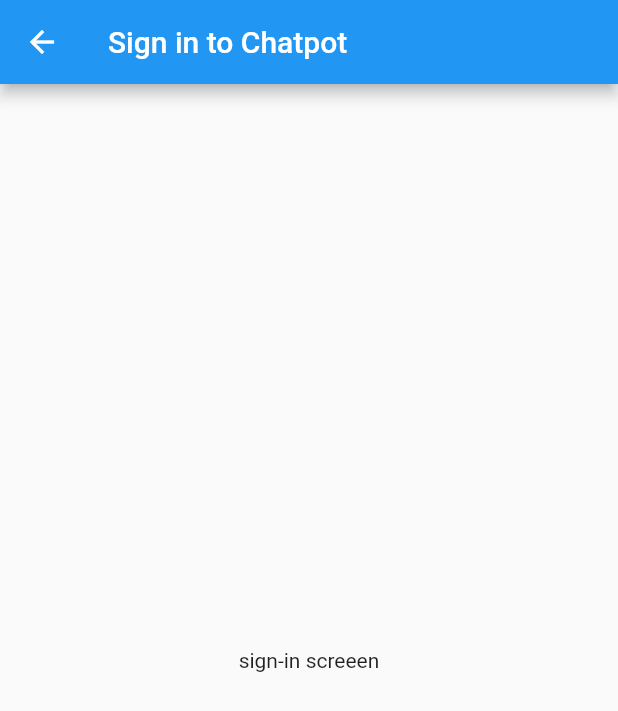
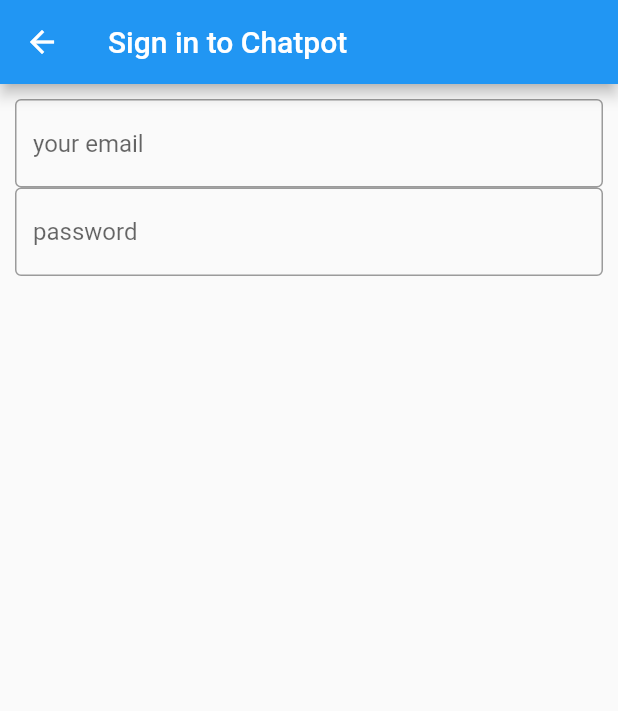
Before and after one commit to JayJayDee/Chatpot-App, a Flutter app: the LoginScene screen opened by its route, on a phone screen of 412 x 824 dp. Shown: the top 711 px of the screen. Run offline on Flutter 3.47's test engine with Material 2 defaults, Android fonts, the phone set to English and light mode, and no system bars; our stand-ins replace shared_preferences; accounts and stored records are empty.

Commit message:
added login form

```diff
--- a/lib/scenes/login/index.dart
+++ b/lib/scenes/login/index.dart
@@ -8,7 +8,25 @@ class LoginScene extends StatelessWidget {
         title: Text('Sign in to Chatpot')
       ),
       body: Center(
-        child: Text('sign-in screeen')
+        child: Container(
+          margin: EdgeInsets.all(10.0),
+          child: Column(
+            children: <Widget>[
+              TextField(
+                decoration: InputDecoration(
+                  border: OutlineInputBorder(),
+                  hintText: 'your email'
+                ),
+              ),
+              TextField(
+                decoration: InputDecoration(
+                  border: OutlineInputBorder(),
+                  hintText: 'password'
+                )
+              )
+            ],
+          ),
+        )
       )
     );
   }
```
